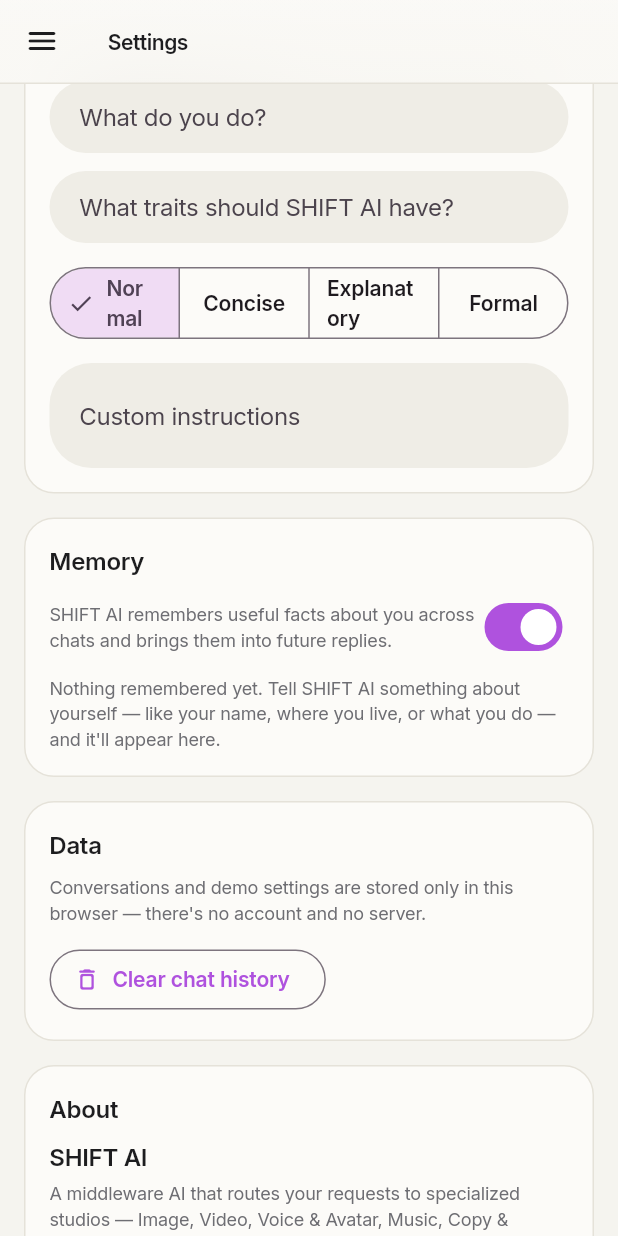
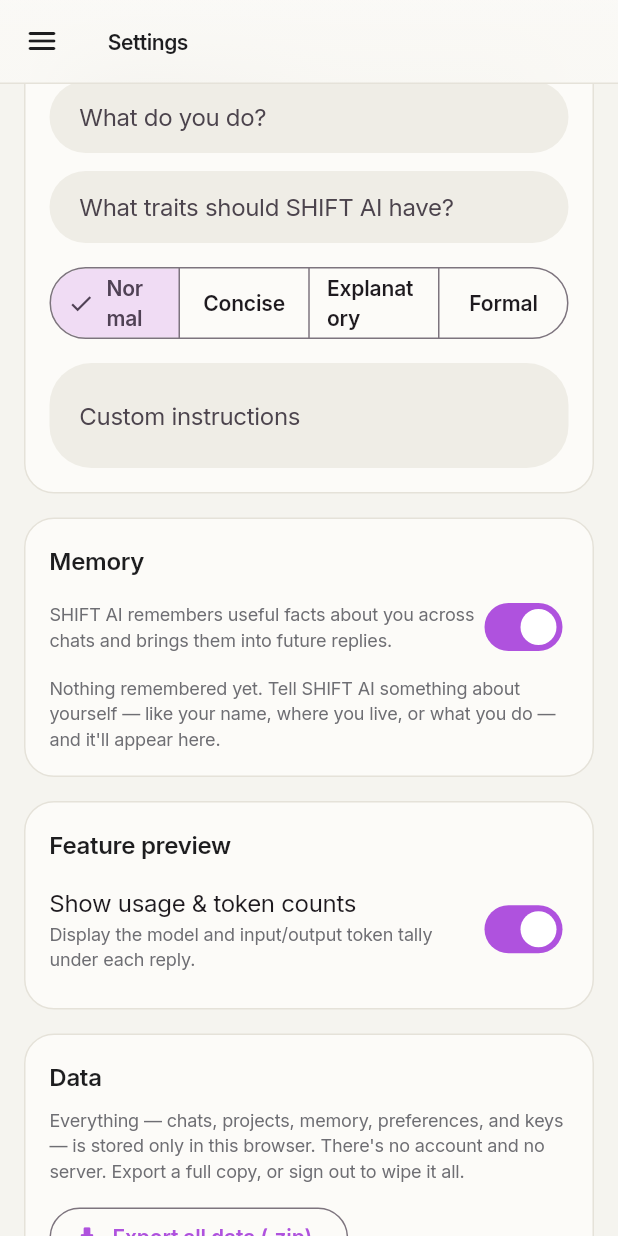
Before and after one commit to natehale05-gif/Shift, a Flutter app: the SettingsScreen screen opened directly, scrolled down 1728 dp, on a phone screen of 412 x 824 dp. Run offline on Flutter 3.47's test engine with Material 3 defaults, Android fonts, the phone set to English and light mode, and no system bars; our stand-ins replace fl_chart, flutter_highlight, shared_preferences; missing offline and left inert: dart:html, dart:js_util, dart:ui_web, fetch_client, file_selector, gpt_markdown and 1 more; accounts and stored records are empty.

Commit message:
P6: account name/avatar, export-all-data, sign-out, feature-preview toggle
Account & settings parity (local stand-ins, no server):
- The sidebar account button now shows the user's name and an initial avatar
  (from the nickname), falling back to "Account".
- Settings > Data: "Export all data (.zip)" bundles conversations, projects,
  preferences, and memory into a downloadable archive (new AppDataExport via the
  archive package); "Sign out & erase everything" wipes all local data after a
  confirm (the local stand-in for logout — there's no server auth).
- Settings > Feature preview: a "Show usage & token counts" toggle
  (AppSettingsStore.showUsage, persisted) that gates the usage readout under
  replies.

Tests: app_data_export_test decodes the zip and checks every part round-trips.
Suite 345 green; analyze clean; web build succeeds.

Co-Authored-By: Claude Opus 4.8 <noreply@anthropic.com>
Claude-Session: https://claude.ai/code/session_014scC7w6LgyjVsKZXfEk7VF

```diff
--- a/lib/screens/settings/settings_screen.dart
+++ b/lib/screens/settings/settings_screen.dart
@@ -2,9 +2,11 @@ import 'package:flutter/material.dart';
 import 'package:provider/provider.dart';
 
 import '../../models/memory_entry.dart';
+import '../../services/app_data_export.dart';
 import '../../state/app_settings_store.dart';
 import '../../state/conversation_store.dart';
 import '../../state/memory_store.dart';
+import '../../state/project_store.dart';
 import '../../state/user_prefs_store.dart';
 import '../../theme/app_spacing.dart';
 import 'api_keys_section.dart';
@@ -50,20 +52,40 @@ class SettingsScreen extends StatelessWidget {
           const SizedBox(height: AppSpacing.lg),
           const _MemoryCard(),
           const SizedBox(height: AppSpacing.lg),
+          const _FeaturePreviewCard(),
+          const SizedBox(height: AppSpacing.lg),
           _SectionCard(
             title: 'Data',
             child: Column(
               crossAxisAlignment: CrossAxisAlignment.start,
               children: [
                 Text(
-                  'Conversations and demo settings are stored only in this browser — there\'s no account and no server.',
+                  'Everything — chats, projects, memory, preferences, and keys — '
+                  'is stored only in this browser. There\'s no account and no '
+                  'server. Export a full copy, or sign out to wipe it all.',
                   style: Theme.of(context).textTheme.bodySmall,
                 ),
                 const SizedBox(height: AppSpacing.md),
-                OutlinedButton.icon(
-                  onPressed: () => _confirmClear(context),
-                  icon: const Icon(Icons.delete_outline_rounded),
-                  label: const Text('Clear chat history'),
+                Wrap(
+                  spacing: AppSpacing.sm,
+                  runSpacing: AppSpacing.sm,
+                  children: [
+                    OutlinedButton.icon(
+                      onPressed: () => _exportAll(context),
+                      icon: const Icon(Icons.download_rounded),
+                      label: const Text('Export all data (.zip)'),
+                    ),
+                    OutlinedButton.icon(
+                      onPressed: () => _confirmClear(context),
+                      icon: const Icon(Icons.delete_outline_rounded),
+                      label: const Text('Clear chat history'),
+                    ),
+                    OutlinedButton.icon(
+                      onPressed: () => _confirmSignOut(context),
+                      icon: const Icon(Icons.logout_rounded),
+                      label: const Text('Sign out & erase everything'),
+                    ),
+                  ],
                 ),
               ],
             ),
@@ -108,6 +130,87 @@ class SettingsScreen extends StatelessWidget {
             child: const Text('Clear'),
           ),
         ],
+      ),
+    );
+  }
+
+  void _exportAll(BuildContext context) {
+    AppDataExport.download(
+      conversations: context.read<ConversationStore>().conversations,
+      projects: context.read<ProjectStore>().projects,
+      preferences: {
+        'nickname': context.read<UserPrefsStore>().nickname,
+        'role': context.read<UserPrefsStore>().role,
+        'traits': context.read<UserPrefsStore>().traits,
+        'responseStyle': context.read<UserPrefsStore>().responseStyle,
+        'customInstructions':
+            context.read<UserPrefsStore>().customInstructions,
+      },
+      memory: context.read<MemoryStore>().entries,
+      memoryEnabled: context.read<MemoryStore>().enabled,
+    );
+  }
+
+  void _confirmSignOut(BuildContext context) {
+    showDialog<void>(
+      context: context,
+      builder: (dialogContext) => AlertDialog(
+        title: const Text('Sign out & erase everything?'),
+        content: const Text(
+          'This permanently deletes every chat, project, memory, and '
+          'preference stored in this browser. Export your data first if you '
+          'want to keep it. This can\'t be undone.',
+        ),
+        actions: [
+          TextButton(
+            onPressed: () => Navigator.of(dialogContext).pop(),
+            child: const Text('Cancel'),
+          ),
+          FilledButton(
+            style: FilledButton.styleFrom(
+              backgroundColor: Theme.of(dialogContext).colorScheme.error,
+            ),
+            onPressed: () {
+              final prefs = context.read<UserPrefsStore>();
+              final projects = context.read<ProjectStore>();
+              context.read<ConversationStore>().clearAllHistory();
+              for (final p in [...projects.projects]) {
+                projects.deleteProject(p.id);
+              }
+              context.read<MemoryStore>().clearAll();
+              prefs.setNickname('');
+              prefs.setRole('');
+              prefs.setTraits('');
+              prefs.setCustomInstructions('');
+              prefs.setResponseStyle('normal');
+              Navigator.of(dialogContext).pop();
+            },
+            child: const Text('Erase everything'),
+          ),
+        ],
+      ),
+    );
+  }
+}
+
+/// Feature-preview toggles (Claude's "Feature preview" settings).
+class _FeaturePreviewCard extends StatelessWidget {
+  const _FeaturePreviewCard();
+
+  @override
+  Widget build(BuildContext context) {
+    final settings = context.watch<AppSettingsStore>();
+    return _SectionCard(
+      title: 'Feature preview',
+      child: SwitchListTile(
+        contentPadding: EdgeInsets.zero,
+        title: const Text('Show usage & token counts'),
+        subtitle: Text(
+          'Display the model and input/output token tally under each reply.',
+          style: Theme.of(context).textTheme.bodySmall,
+        ),
+        value: settings.showUsage,
+        onChanged: settings.setShowUsage,
       ),
     );
   }
--- /dev/null
+++ b/lib/services/app_data_export.dart
@@ -0,0 +1,70 @@
+import 'dart:convert';
+import 'dart:typed_data';
+
+import 'package:archive/archive.dart';
+
+import '../models/conversation.dart';
+import '../models/memory_entry.dart';
+import '../models/project.dart';
+import 'download_service.dart';
+
+/// Bundles everything the app stores for this user into one downloadable
+/// .zip — the local stand-in for "export my data". No server is involved;
+/// the archive is built in the browser and downloaded.
+class AppDataExport {
+  AppDataExport._();
+
+  static Uint8List buildZip({
+    required List<Conversation> conversations,
+    required List<Project> projects,
+    required Map<String, dynamic> preferences,
+    required List<MemoryEntry> memory,
+    bool memoryEnabled = true,
+  }) {
+    const encoder = JsonEncoder.withIndent('  ');
+    final archive = Archive();
+
+    void addJson(String name, Object data) {
+      final bytes = utf8.encode(encoder.convert(data));
+      archive.addFile(ArchiveFile(name, bytes.length, bytes));
+    }
+
+    addJson('conversations.json',
+        conversations.map((c) => c.toJson()).toList());
+    addJson('projects.json', projects.map((p) => p.toJson()).toList());
+    addJson('preferences.json', preferences);
+    addJson('memory.json', {
+      'enabled': memoryEnabled,
+      'entries': memory.map((e) => e.toJson()).toList(),
+    });
+    addJson('README.json', {
+      'app': 'SHIFT AI',
+      'exportedAt': DateTime.now().toIso8601String(),
+      'note': 'All data is stored locally in your browser; this archive is a '
+          'complete copy of it.',
+    });
+
+    return Uint8List.fromList(ZipEncoder().encode(archive) ?? const <int>[]);
+  }
+
+  static void download({
+    required List<Conversation> conversations,
+    required List<Project> projects,
+    required Map<String, dynamic> preferences,
+    required List<MemoryEntry> memory,
+    bool memoryEnabled = true,
+  }) {
+    final bytes = buildZip(
+      conversations: conversations,
+      projects: projects,
+      preferences: preferences,
+      memory: memory,
+      memoryEnabled: memoryEnabled,
+    );
+    DownloadService.downloadBytes(
+      bytes,
+      'shift-ai-data-export.zip',
+      mimeType: 'application/zip',
+    );
+  }
+}
--- a/lib/state/app_settings_store.dart
+++ b/lib/state/app_settings_store.dart
@@ -10,10 +10,14 @@ class AppSettingsStore extends ChangeNotifier {
 
   ThemeMode _themeMode = ThemeMode.system;
   String? _selectedTierId;
+  bool _showUsage = true;
 
   AppSettingsStore({required this.persistence});
 
   ThemeMode get themeMode => _themeMode;
+
+  /// Whether to show the model/token usage readout under assistant replies.
+  bool get showUsage => _showUsage;
 
   MembershipTier? get selectedTier {
     if (_selectedTierId == null) return null;
@@ -32,6 +36,7 @@ class AppSettingsStore extends ChangeNotifier {
       _ => ThemeMode.system,
     };
     _selectedTierId = await persistence.loadSelectedTier();
+    _showUsage = await persistence.loadShowUsage() ?? true;
     notifyListeners();
   }
 
@@ -39,6 +44,12 @@ class AppSettingsStore extends ChangeNotifier {
     _themeMode = mode;
     notifyListeners();
     persistence.saveThemeMode(mode.name);
+  }
+
+  void setShowUsage(bool value) {
+    _showUsage = value;
+    notifyListeners();
+    persistence.saveShowUsage(value);
   }
 
   /// Demo only: records which membership tier the user "simulated" picking.
--- a/lib/widgets/chat/message_view.dart
+++ b/lib/widgets/chat/message_view.dart
@@ -9,6 +9,7 @@ import '../../models/citation.dart';
 import '../../models/message_block.dart';
 import '../../services/download_service.dart';
 import '../../services/speech/speech_service.dart';
+import '../../state/app_settings_store.dart';
 import '../../state/conversation_store.dart';
 import '../../theme/app_spacing.dart';
 import '../../theme/app_theme.dart';
@@ -667,7 +668,8 @@ class _ActionRow extends StatelessWidget {
             style: theme.textTheme.labelSmall
                 ?.copyWith(color: colors.textSecondary),
           ),
-          if (message.displayUsage != null) ...[
+          if (message.displayUsage != null &&
+              context.watch<AppSettingsStore>().showUsage) ...[
             const SizedBox(width: AppSpacing.sm),
             Text(
               '${message.displayUsage!.model} · '
```
Also changed, not shown: lib/services/persistence_service.dart (+9 -0 lines), lib/widgets/common/app_sidebar.dart (+21 -6 lines), 1 other file.
